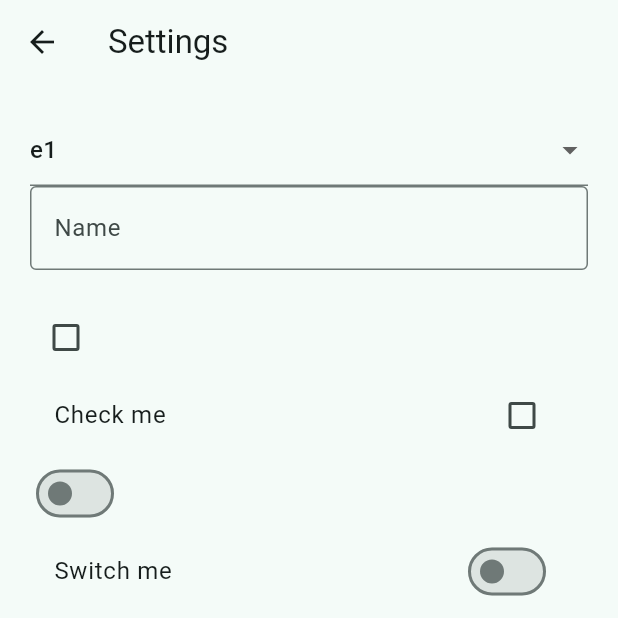
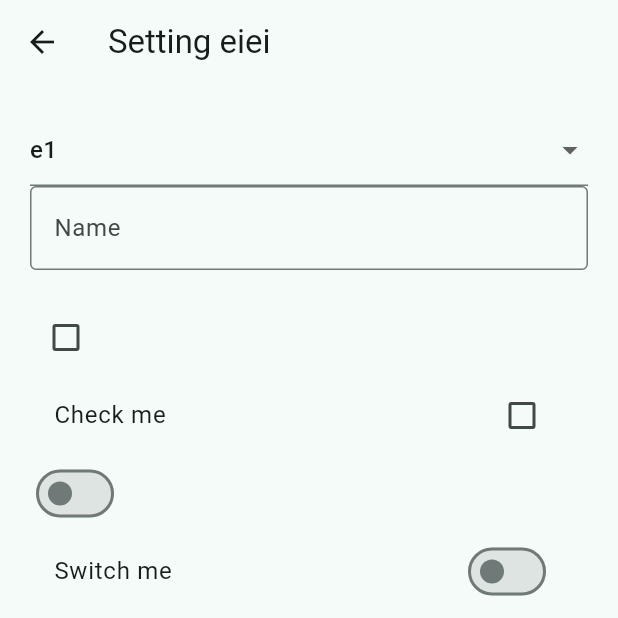
Before and after one commit to amphikapha/flutterdeng, a Flutter app: the screen it shows after launch, after a tap on the "settings" icon, on a phone screen of 412 x 824 dp, the top half of it. Run offline on Flutter 3.47's test engine with Material 3 defaults, Android fonts, the phone set to English and light mode, and no system bars.

Commit message:
send data through pages

```diff
--- a/lib/views/pages/setting_page.dart
+++ b/lib/views/pages/setting_page.dart
@@ -1,7 +1,9 @@
 import 'package:flutter/material.dart';
 
 class SettingPage extends StatefulWidget {
-  const SettingPage({super.key});
+  const SettingPage({super.key, required this.title});
+
+  final String title;
 
   @override
   State<SettingPage> createState() => _SettingPageState();
@@ -18,7 +20,7 @@ class _SettingPageState extends State<SettingPage> {
   Widget build(BuildContext context) {
     return Scaffold(
       appBar: AppBar(
-        title: Text('Settings'),
+        title: Text(widget.title),
         leading: BackButton(
           onPressed: () {
             Navigator.pop(context);
--- a/lib/views/widget_tree.dart
+++ b/lib/views/widget_tree.dart
@@ -38,7 +38,7 @@ class WidgetTree extends StatelessWidget {
                 Navigator.push(
                   context,
                   MaterialPageRoute(
-                    builder: (context) => const SettingPage(),
+                    builder: (context) => const SettingPage(title: 'Setting eiei',),
                   ),
                 );
               },
```
